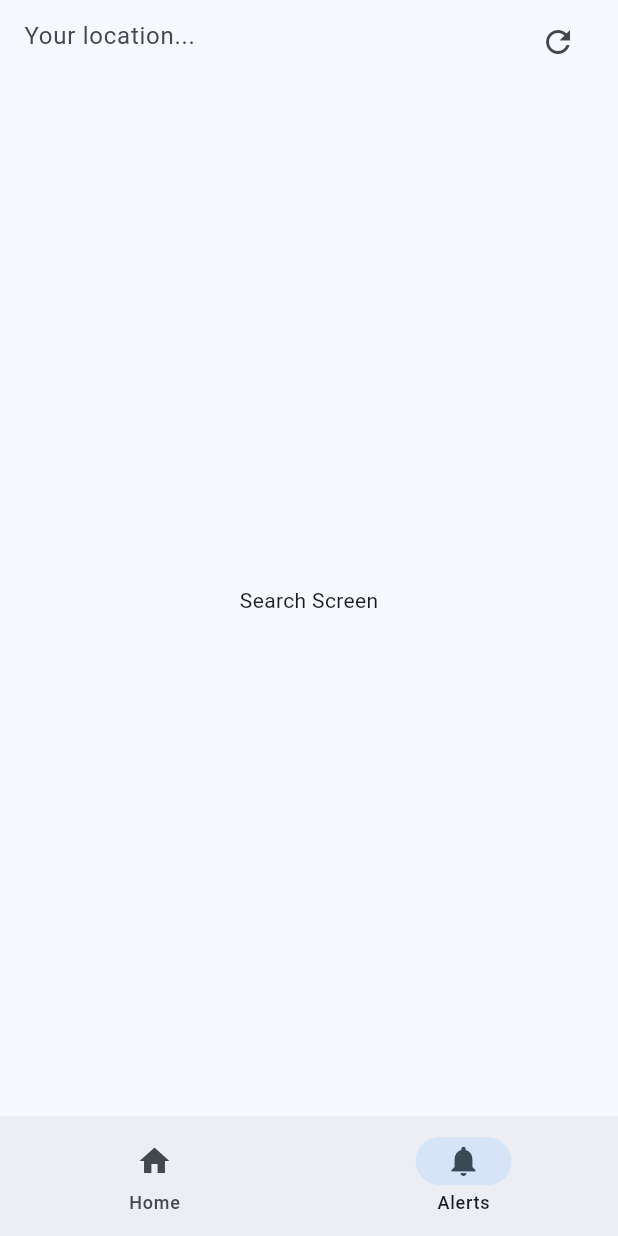
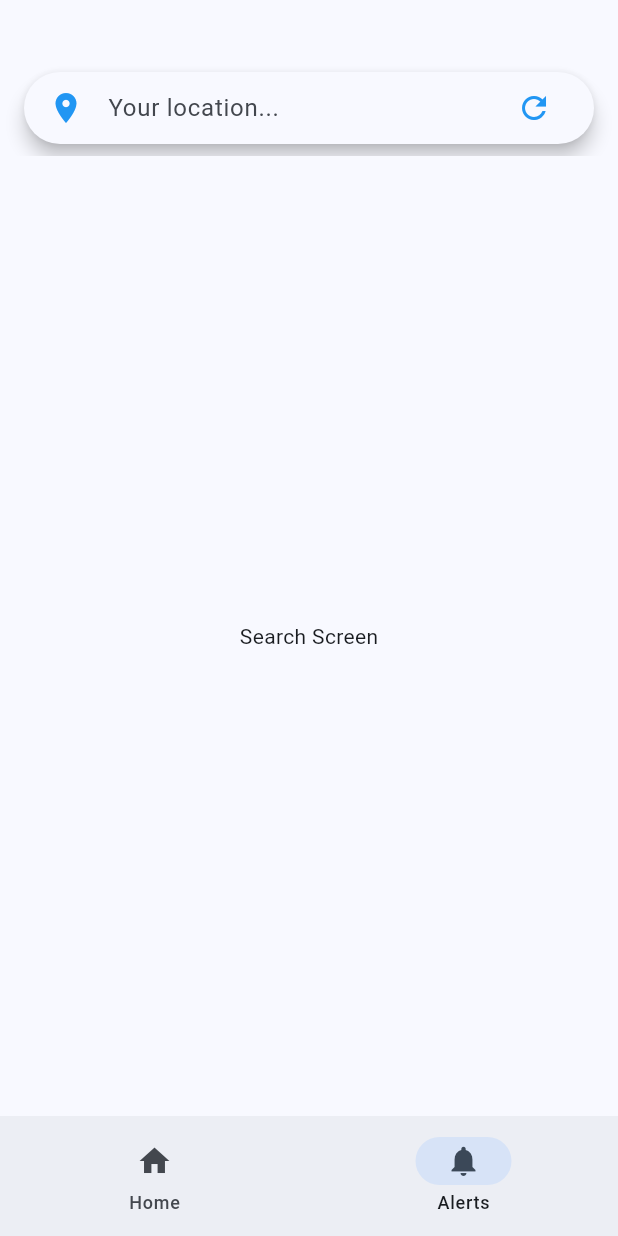
Before and after one commit to Lonwwolf14/shoresafe, a Flutter app: the screen it shows after launch, item 2 of the bottom bar chosen, on a phone screen of 412 x 824 dp. Run offline on Flutter 3.47's test engine with Material 3 defaults, Android fonts, the light colour scheme and no system bars; our stand-ins replace geocoding, geolocator.

Commit message:
v0.0.6
better looking search bar

```diff
--- a/lib/location_search_bar.dart
+++ b/lib/location_search_bar.dart
@@ -29,15 +29,30 @@ class _LocationSearchBarState extends State<LocationSearchBar> {
 
   @override
   Widget build(BuildContext context) {
-    return AppBar(
-      title: TextField(
-        controller: _controller,
-        decoration: InputDecoration(
-          hintText: 'Your location...',
-          border: InputBorder.none,
-          suffixIcon: IconButton(
-            icon: Icon(Icons.refresh),
-            onPressed: _getUserLocation,
+    return Container(
+      padding: EdgeInsets.symmetric(horizontal: 16, vertical: 8),
+      child: Material(
+        elevation: 5,
+        borderRadius: BorderRadius.circular(30),
+        child: Container(
+          padding: EdgeInsets.symmetric(horizontal: 16),
+          child: Row(
+            children: [
+              Expanded(
+                child: TextField(
+                  controller: _controller,
+                  decoration: InputDecoration(
+                    hintText: 'Your location...',
+                    border: InputBorder.none,
+                    icon: Icon(Icons.location_on, color: Colors.blue),
+                  ),
+                ),
+              ),
+              IconButton(
+                icon: Icon(Icons.refresh, color: Colors.blue),
+                onPressed: _getUserLocation,
+              ),
+            ],
           ),
         ),
       ),
--- a/lib/main.dart
+++ b/lib/main.dart
@@ -18,11 +18,13 @@
         useMaterial3: true,
       ),
       home: Scaffold(
-        appBar: PreferredSize(
-          preferredSize: Size.fromHeight(kToolbarHeight),
-          child: LocationSearchBar(),
+        body: Column(
+          children: [
+            SizedBox(height: 40),
+            LocationSearchBar(),
+            const Expanded(child: ShoresSafeHomePage()),
+          ],
         ),
-        body: const ShoresSafeHomePage(),
       ),
     );
   }
```
